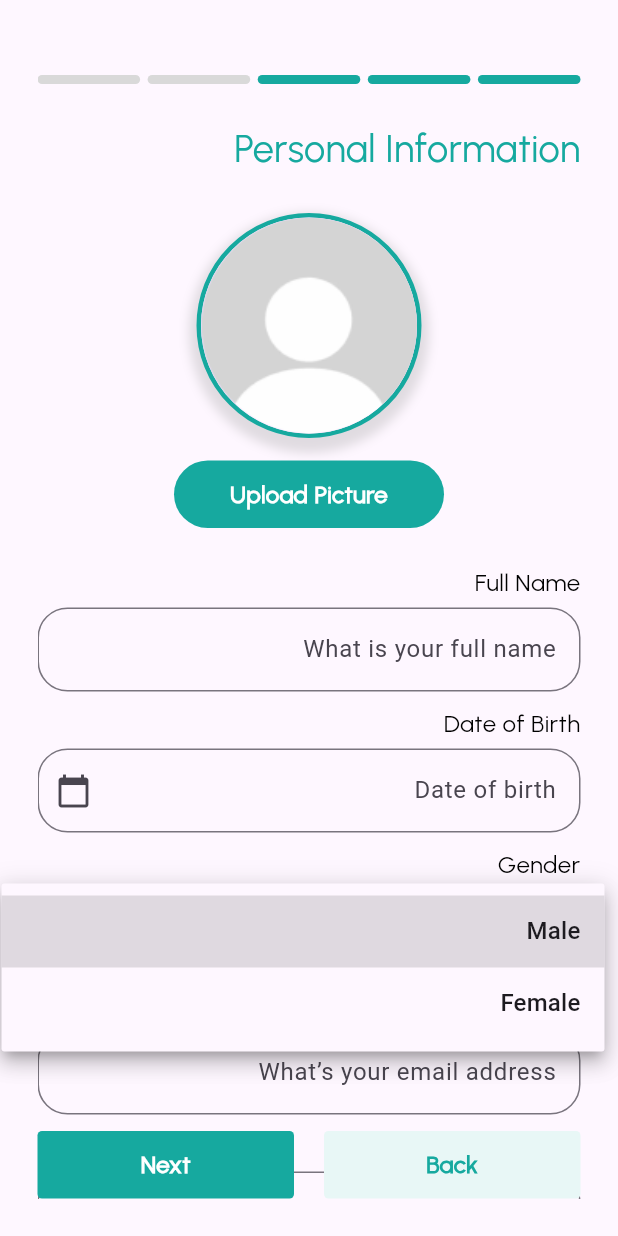
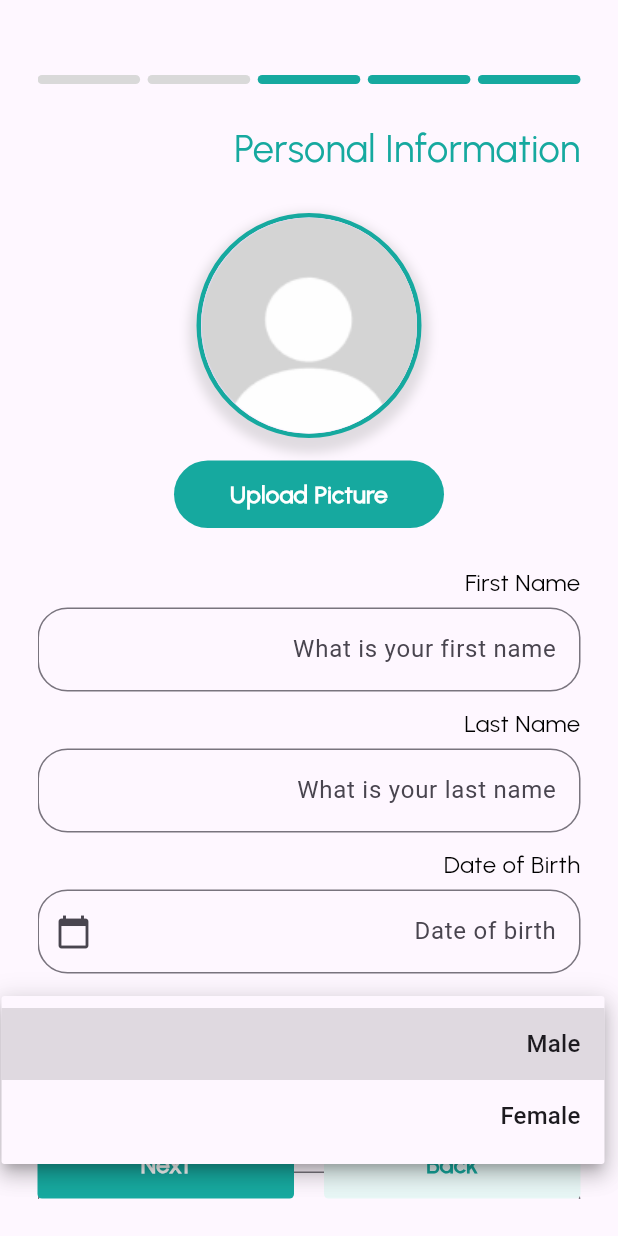
Before and after one commit to Abdallahreda12/graduation_project, a Flutter app: the Signup3Page screen opened by its route, after a tap on "Select Gender", on a phone screen of 412 x 824 dp. Run offline on Flutter 3.47's test engine with Material 3 defaults, Android fonts, the light colour scheme and no system bars; our stand-ins replace carousel_slider, file_picker, flutter_spinkit, flutter_svg, geolocator, get and 1 more; missing offline and left inert: booking_calendar; accounts and stored records are empty; project files that could hold a hidden picture were left out.

Commit message:
edite on UI in Signup

```diff
--- /dev/null
+++ b/lib/controller/AdoptionAndHelpController.dart
@@ -0,0 +1,6 @@
+import 'package:get/get.dart';
+
+abstract class AdoptionAndHelpController extends GetxController{
+
+
+}
--- a/lib/view/signup3 page/signup3Page.dart
+++ b/lib/view/signup3 page/signup3Page.dart
@@ -1,5 +1,4 @@
 import 'dart:io';
-
 import 'package:file_picker/file_picker.dart';
 import 'package:flutter/material.dart';
 import 'package:get/get.dart';
@@ -9,7 +8,6 @@ import 'package:graduation_project/view/signup%20page/widgets/stepsRow.dart';
 import 'package:graduation_project/view/signup3%20page/widgets/CustomUploadPhotoSignUp3DoctorPage.dart';
 import 'package:graduation_project/view/signup3%20page/widgets/CustomUploadPhotoSignUp3UserPage%20copy.dart';
 import 'package:graduation_project/view/signup3%20page/widgets/custom%20Signup3%20Form/customSignUp3FormDoctorPage.dart';
-import 'package:graduation_project/view/signup3%20page/widgets/custom%20Signup3%20Form/customSignUp3FormInstitutionPage.dart';
 import 'package:graduation_project/view/signup3%20page/widgets/custom%20Signup3%20Form/customSignUp3FormUserPage.dart';
 
 class Signup3Page extends StatefulWidget {
@@ -24,7 +22,8 @@ class _Signup3PageState extends State<Signup3Page> {
   final GlobalKey<FormState> userGlobalKey = GlobalKey();
   TextEditingController userDateofBirthController = TextEditingController();
   DateTime? userSelectedDate;
-  late String userName;
+  late String firstName;
+  late String lastName;
   String? userSelectedGender;
   late String userEmailAddress;
   late String userPhoneNumber;
@@ -33,7 +32,8 @@ class _Signup3PageState extends State<Signup3Page> {
   final GlobalKey<FormState> doctorGlobalKey = GlobalKey();
   TextEditingController doctorDateofBirthController = TextEditingController();
   DateTime? doctorSelectedDate;
-  late String doctorName;
+  late String doctorFirstName;
+  late String doctorLastName;
   String? doctorSelectedGender;
   late String doctorEmailAddress;
   late String doctorPhoneNumber;
@@ -41,7 +41,7 @@ class _Signup3PageState extends State<Signup3Page> {
 
   void updateData(String data) {
     setState(() {
-      userName = data;
+      firstName = data;
     });
   }
 
@@ -102,18 +102,18 @@ class _Signup3PageState extends State<Signup3Page> {
                       //
                       CustomSignUp3FormUserPage(
                         formKey: userGlobalKey,
-                        onNameChanged: (value) =>
-                            setState(() => userName = value),
+                        onFirstNameChanged: (value) =>
+                            setState(() => firstName = value),
                         dateOfBirthController: userDateofBirthController,
                         onDateSelected: (date) =>
                             setState(() => userSelectedDate = date),
-                        onEmailChanged: (value) =>
-                            setState(() => userEmailAddress = value),
                         onPhoneChanged: (value) =>
                             setState(() => userPhoneNumber = value),
                         selectedGender: userSelectedGender,
                         onGenderChanged: (value) =>
                             setState(() => userSelectedGender = value),
+                        onLastNameChanged: (value) =>
+                            setState(() => lastName = value),
                       ),
                       const SizedBox(height: 70),
                     ],
@@ -175,8 +175,10 @@ class _Signup3PageState extends State<Signup3Page> {
                       //
                       CustomSignUp3FormDoctorPage(
                         formKey: doctorGlobalKey,
-                        onNameChanged: (value) =>
-                            setState(() => doctorName = value),
+                        onFirstNameChanged: (value) =>
+                            setState(() => doctorFirstName = value),
+                             onLastNameChanged: (value) =>
+                            setState(() => doctorLastName = value),
                         onEmailChanged: (value) =>
                             setState(() => doctorEmailAddress = value),
                         onPhoneChanged: (value) =>
--- a/lib/view/signup3 page/widgets/custom Signup3 Form/customSignUp3FormDoctorPage.dart
+++ b/lib/view/signup3 page/widgets/custom Signup3 Form/customSignUp3FormDoctorPage.dart
@@ -6,7 +6,8 @@ import 'package:intl/intl.dart';
 
 class CustomSignUp3FormDoctorPage extends StatefulWidget {
   final GlobalKey<FormState> formKey;
-  final Function(String) onNameChanged;
+  final Function(String) onFirstNameChanged;
+  final Function(String) onLastNameChanged;
   final Function(String) onEmailChanged;
   final Function(String) onPhoneChanged;
   final TextEditingController dateController;
@@ -17,13 +18,14 @@ class CustomSignUp3FormDoctorPage extends StatefulWidget {
   const CustomSignUp3FormDoctorPage({
     super.key,
     required this.formKey,
-    required this.onNameChanged,
+    required this.onFirstNameChanged,
     required this.onEmailChanged,
     required this.onPhoneChanged,
     required this.dateController,
     required this.onDatePicked,
     required this.onGenderSelected,
     this.selectedGender,
+    required this.onLastNameChanged,
   });
 
   @override
@@ -42,11 +44,21 @@ class _CustomSignUp3FormDoctorPageState
       child: Column(
         children: <Widget>[
           CustomTextField(
-            onDataChanged: widget.onNameChanged,
-            text: "Full Name",
-            hintText: "What is your full name",
+            onDataChanged: widget.onFirstNameChanged,
+            text: "First Name",
+            hintText: "What is your First name",
             borderradius: 20,
-            validator: (value) => value!.isEmpty ? "Name is required" : null,
+            validator: (value) =>
+                value!.isEmpty ? "First Name is required" : null,
+          ),
+          const SizedBox(height: 10),
+          CustomTextField(
+            onDataChanged: widget.onLastNameChanged,
+            text: "Last Name",
+            hintText: "What is your Last name",
+            borderradius: 20,
+            validator: (value) =>
+                value!.isEmpty ? "Last Name is required" : null,
           ),
           const SizedBox(height: 10),
           Column(
@@ -135,16 +147,6 @@ class _CustomSignUp3FormDoctorPageState
             ],
           ),
           const SizedBox(height: 10),
-          // Email Field
-          CustomTextField(
-            onDataChanged: widget.onEmailChanged,
-            text: "Email Address",
-            hintText: "What’s your email address",
-            borderradius: 20,
-            validator: (value) =>
-                value!.contains('@') ? null : "Please enter a valid email",
-          ),
-          const SizedBox(height: 10),
           // Phone Number Field
           CustomTextField(
             onDataChanged: widget.onPhoneChanged,
--- a/lib/view/signup3 page/widgets/custom Signup3 Form/customSignUp3FormUserPage.dart
+++ b/lib/view/signup3 page/widgets/custom Signup3 Form/customSignUp3FormUserPage.dart
@@ -6,10 +6,10 @@ import 'package:intl/intl.dart';
 
 class CustomSignUp3FormUserPage extends StatefulWidget {
   final GlobalKey<FormState> formKey;
-  final Function(String) onNameChanged;
+  final Function(String) onFirstNameChanged;
+  final Function(String) onLastNameChanged;
   final TextEditingController dateOfBirthController;
   final Function(DateTime) onDateSelected;
-  final Function(String) onEmailChanged;
   final Function(String) onPhoneChanged;
   final String? selectedGender;
   final Function(String?) onGenderChanged;
@@ -17,13 +17,14 @@ class CustomSignUp3FormUserPage extends StatefulWidget {
   const CustomSignUp3FormUserPage({
     super.key,
     required this.formKey,
-    required this.onNameChanged,
+    required this.onFirstNameChanged,
     required this.dateOfBirthController,
     required this.onDateSelected,
-    required this.onEmailChanged,
+
     required this.onPhoneChanged,
     required this.selectedGender,
     required this.onGenderChanged,
+    required this.onLastNameChanged,
   });
 
   @override
@@ -41,11 +42,21 @@ class _CustomSignUp3FormUserPageState extends State<CustomSignUp3FormUserPage> {
       child: Column(
         children: [
           CustomTextField(
-            onDataChanged: widget.onNameChanged,
-            text: "Full Name",
-            hintText: "What is your full name",
+            onDataChanged: widget.onFirstNameChanged,
+            text: "First Name",
+            hintText: "What is your first name",
             borderradius: 20,
-            validator: (value) => value!.isEmpty ? "Name is required" : null,
+            validator: (value) =>
+                value!.isEmpty ? "First name is required" : null,
+          ),
+          const SizedBox(height: 10),
+          CustomTextField(
+            onDataChanged: widget.onLastNameChanged,
+            text: "Last Name",
+            hintText: "What is your last name",
+            borderradius: 20,
+            validator: (value) =>
+                value!.isEmpty ? "Last name is required" : null,
           ),
           const SizedBox(height: 10),
           Column(
@@ -139,15 +150,6 @@ class _CustomSignUp3FormUserPageState extends State<CustomSignUp3FormUserPage> {
           ),
           const SizedBox(height: 10),
           CustomTextField(
-            onDataChanged: widget.onEmailChanged,
-            text: "Email Address",
-            hintText: "What’s your email address",
-            borderradius: 20,
-            validator: (value) =>
-                value!.contains('@') ? null : "Please enter a valid email",
-          ),
-          const SizedBox(height: 10),
-          CustomTextField(
             onDataChanged: widget.onPhoneChanged,
             text: "Phone Number",
             hintText: "What’s your phone number",
```
Also changed, not shown: lib/view/signup4 page/signup4Page.dart (+3 -62 lines), lib/view/signup4 page/widgets/custom signup4 textField column/customSignUp4TextFieldUserColumn.dart (+2 -8 lines), 4 other files.
